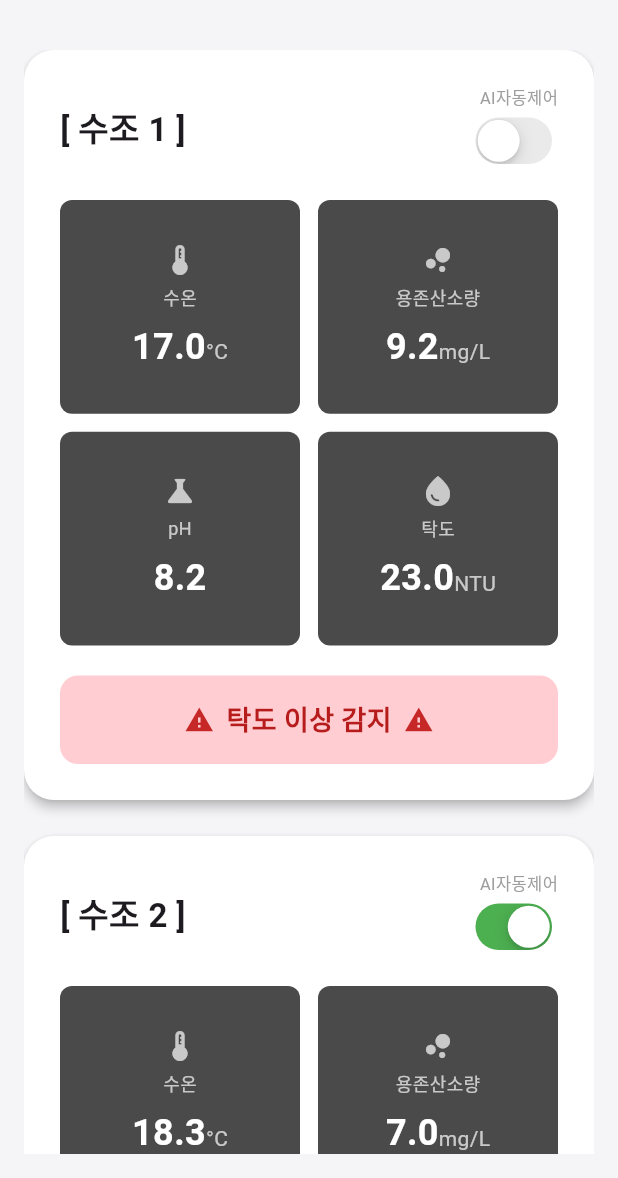
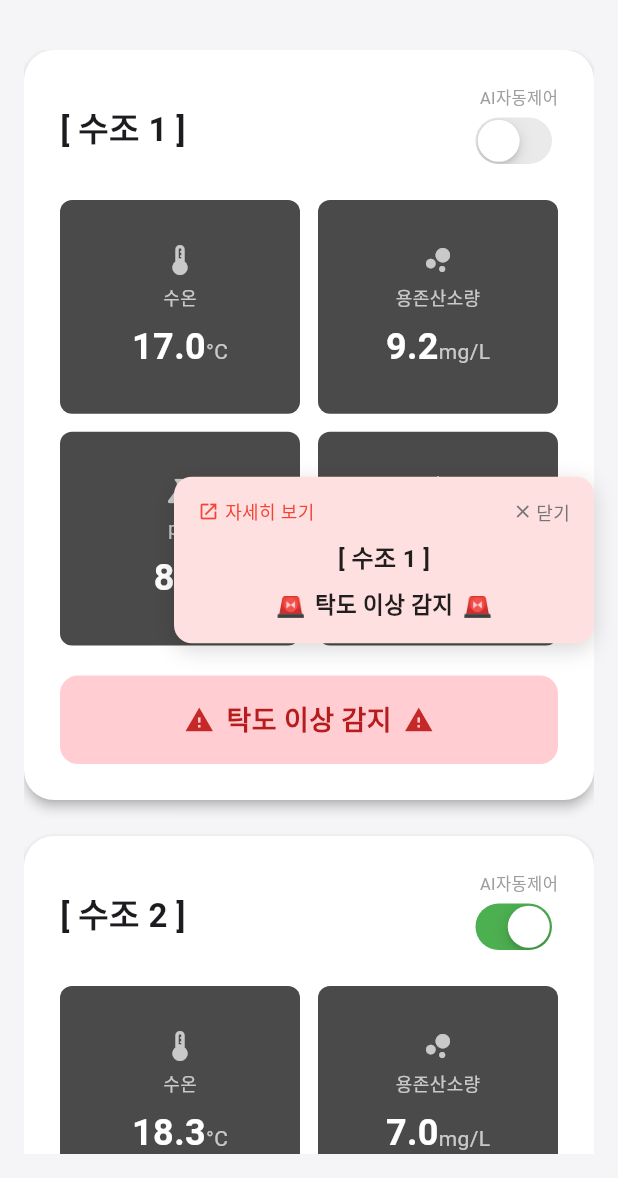
Before and after one commit to Byongho96/aquaguard, a Flutter app: the screen it shows after launch, on a phone screen of 412 x 824 dp, the part 58-1236 px from its top. Run offline on Flutter 3.47's test engine with Material 3 defaults, Android fonts, the phone set to English and light mode, and no system bars; our stand-ins replace connectivity_plus, dio, fl_chart, shared_preferences.

Commit message:
alert panel

```diff
--- a/flutter/lib/main.dart
+++ b/flutter/lib/main.dart
@@ -5,6 +5,7 @@ import 'core/theme/app_theme.dart';
 import 'providers/app_state_provider.dart';
 import 'providers/tank_provider.dart';
 import 'views/main_page.dart';
+import 'widgets/alert_notification_overlay.dart';
 
 void main() {
   WidgetsFlutterBinding.ensureInitialized();
@@ -23,6 +24,9 @@ void main() {
 class AquaGuardApp extends StatelessWidget {
   const AquaGuardApp({Key? key}) : super(key: key);
 
+  static final GlobalKey<NavigatorState> _navigatorKey =
+      GlobalKey<NavigatorState>();
+
   static const AppBarTheme _appBarTheme = AppBarTheme(
     backgroundColor: Colors.transparent,
     elevation: 0,
@@ -35,12 +39,15 @@ class AquaGuardApp extends StatelessWidget {
     return MaterialApp(
       title: 'AquaGuard Live',
       debugShowCheckedModeBanner: false,
+      navigatorKey: _navigatorKey,
       theme: ThemeData(
         primaryColor: AppTheme.cardColor,
         scaffoldBackgroundColor: AppTheme.backgroundColor,
         fontFamily: 'Roboto',
         appBarTheme: _appBarTheme,
       ),
+      builder: (context, child) =>
+          AlertNotificationOverlay(navigatorKey: _navigatorKey, child: child!),
       home: const MainPage(),
     );
   }
--- /dev/null
+++ b/flutter/lib/models/alert_model.dart
@@ -0,0 +1,16 @@
+enum AlertSeverity { warning, critical }
+
+class TankAlert {
+  final String tankId;
+  final String message;
+  final AlertSeverity severity;
+
+  const TankAlert({
+    required this.tankId,
+    required this.message,
+    required this.severity,
+  });
+
+  /// 같은 수조의 동일한 이상을 식별하는 키
+  String get key => '$tankId:$message';
+}
--- a/flutter/lib/providers/tank_provider.dart
+++ b/flutter/lib/providers/tank_provider.dart
@@ -4,6 +4,7 @@ import 'package:flutter/material.dart';
 import 'package:shared_preferences/shared_preferences.dart';
 
 import '../core/constants/app_constants.dart';
+import '../models/alert_model.dart';
 import '../models/tank_model.dart';
 import '../services/api_service.dart';
 
@@ -21,6 +22,14 @@ class TankProvider with ChangeNotifier {
   int _pollingSeconds = 1;
   PollingMode _currentMode = PollingMode.none;
   String? _currentDetailTankId;
+
+  // 항상 실행되는 백그라운드 폴링 타이머 (상세 페이지에서도 알림 감지용)
+  Timer? _backgroundTimer;
+
+  // 현재 이상이 감지된 수조별 알림 (tankId → TankAlert)
+  final Map<String, TankAlert> _currentAlerts = {};
+  // 사용자가 닫은 알림 키 (tankId:message)
+  final Set<String> _dismissedAlertKeys = {};
 
   final Map<String, String> _tankNames = <String, String>{};
   final Map<String, TankHistoryModel> _tankHistories =
@@ -41,8 +50,14 @@ class TankProvider with ChangeNotifier {
   bool get isLoading => _isLoading;
   int get pollingSeconds => _pollingSeconds;
 
+  /// 현재 활성 상태이며 아직 닫지 않은 알림 목록
+  List<TankAlert> get pendingAlerts => _currentAlerts.values
+      .where((a) => !_dismissedAlertKeys.contains(a.key))
+      .toList();
+
   TankProvider() {
     _loadLocalSettings();
+    _startBackgroundTimer();
   }
 
   // 폴링 주기 로드 (임계값은 수조 데이터 조회 시 함께 로드)
@@ -78,6 +93,7 @@ class TankProvider with ChangeNotifier {
 
   Future<void> startMainPolling() async {
     _stopTimer();
+    _stopBackgroundTimer();
     _currentMode = PollingMode.main;
 
     _isLoading = true;
@@ -117,11 +133,24 @@ class TankProvider with ChangeNotifier {
     _stopTimer();
     _currentMode = PollingMode.none;
     _currentDetailTankId = null;
+    _startBackgroundTimer();
   }
 
   void _stopTimer() {
     _pollingTimer?.cancel();
     _pollingTimer = null;
+  }
+
+  void _startBackgroundTimer() {
+    _backgroundTimer?.cancel();
+    _backgroundTimer = Timer.periodic(_pollingDuration, (_) async {
+      await _fetchAllRealtimeData();
+    });
+  }
+
+  void _stopBackgroundTimer() {
+    _backgroundTimer?.cancel();
+    _backgroundTimer = null;
   }
 
   Future<void> _fetchAllRealtimeData() async {
@@ -166,6 +195,7 @@ class TankProvider with ChangeNotifier {
       }
 
       _tanks = updatedTanks;
+      _updateAlerts();
       notifyListeners();
     } catch (e) {
       print('Main Polling Error: $e');
@@ -262,9 +292,81 @@ class TankProvider with ChangeNotifier {
     notifyListeners();
   }
 
+  // ──────────────────────────────────────────
+  // 알림 관련
+  // ──────────────────────────────────────────
+
+  void _updateAlerts() {
+    for (final TankModel tank in _tanks) {
+      final TankAlert? alert = _computeAlertForTank(tank);
+      final TankAlert? existing = _currentAlerts[tank.id];
+
+      if (alert != null) {
+        if (existing?.key != alert.key) {
+          _dismissedAlertKeys.remove(existing?.key);
+        }
+        _currentAlerts[tank.id] = alert;
+      } else {
+        if (existing != null) {
+          _dismissedAlertKeys.remove(existing.key);
+          _currentAlerts.remove(tank.id);
+        }
+      }
+    }
+  }
+
+  TankAlert? _computeAlertForTank(TankModel tank) {
+    final List<double> turbidityT = getThreshold(tank.id, 'turbidity');
+    if (tank.turbidity < turbidityT[0] || tank.turbidity > turbidityT[1]) {
+      return TankAlert(
+        tankId: tank.id,
+        message: '탁도 이상 감지',
+        severity: AlertSeverity.critical,
+      );
+    }
+
+    final List<double> tempT = getThreshold(tank.id, 'temperature');
+    if (tank.temperature < tempT[0] || tank.temperature > tempT[1]) {
+      return TankAlert(
+        tankId: tank.id,
+        message: '수온 이상 감지',
+        severity: AlertSeverity.warning,
+      );
+    }
+
+    final List<double> phT = getThreshold(tank.id, 'ph');
+    if (tank.ph < phT[0] || tank.ph > phT[1]) {
+      return TankAlert(
+        tankId: tank.id,
+        message: 'pH 이상 감지',
+        severity: AlertSeverity.warning,
+      );
+    }
+
+    final List<double> oxygenT = getThreshold(tank.id, 'oxygen');
+    if (tank.oxygen < oxygenT[0] || tank.oxygen > oxygenT[1]) {
+      return TankAlert(
+        tankId: tank.id,
+        message: '용존산소량 이상 감지',
+        severity: AlertSeverity.warning,
+      );
+    }
+
+    return null;
+  }
+
+  void dismissAlert(String tankId) {
+    final TankAlert? alert = _currentAlerts[tankId];
+    if (alert != null) {
+      _dismissedAlertKeys.add(alert.key);
+      notifyListeners();
+    }
+  }
+
   @override
   void dispose() {
     _stopTimer();
+    _stopBackgroundTimer();
     super.dispose();
   }
 }
--- /dev/null
+++ b/flutter/lib/widgets/alert_notification_overlay.dart
@@ -0,0 +1,196 @@
+import 'package:flutter/material.dart';
+import 'package:provider/provider.dart';
+
+import '../models/alert_model.dart';
+import '../providers/tank_provider.dart';
+import '../views/detail_page.dart';
+
+/// 앱 전체에 겹쳐 표시되는 이상 알림 오버레이.
+/// MaterialApp.builder 에서 감싸서 사용합니다.
+class AlertNotificationOverlay extends StatelessWidget {
+  final Widget child;
+  final GlobalKey<NavigatorState> navigatorKey;
+
+  const AlertNotificationOverlay({
+    Key? key,
+    required this.child,
+    required this.navigatorKey,
+  }) : super(key: key);
+
+  @override
+  Widget build(BuildContext context) {
+    final List<TankAlert> alerts = context.watch<TankProvider>().pendingAlerts;
+
+    return Stack(
+      children: [
+        child,
+        if (alerts.isNotEmpty)
+          Positioned(
+            right: 16,
+            top: 0,
+            bottom: 0,
+            child: Center(
+              child: Column(
+                mainAxisSize: MainAxisSize.min,
+                crossAxisAlignment: CrossAxisAlignment.end,
+                children: alerts
+                    .map(
+                      (alert) => Padding(
+                        padding: const EdgeInsets.symmetric(vertical: 6),
+                        child: _AlertCard(
+                          alert: alert,
+                          onViewDetail: () => _navigateToDetail(context, alert),
+                          onDismiss: () => context
+                              .read<TankProvider>()
+                              .dismissAlert(alert.tankId),
+                        ),
+                      ),
+                    )
+                    .toList(),
+              ),
+            ),
+          ),
+      ],
+    );
+  }
+
+  void _navigateToDetail(BuildContext context, TankAlert alert) {
+    final TankProvider provider = context.read<TankProvider>();
+    final int tankIndex = provider.tanks.indexWhere(
+      (t) => t.id == alert.tankId,
+    );
+    if (tankIndex == -1) return;
+
+    // 알림 닫기 후 상세 페이지로 이동
+    provider.dismissAlert(alert.tankId);
+
+    navigatorKey.currentState?.push(
+      MaterialPageRoute(
+        builder: (_) =>
+            DetailPage(tankId: alert.tankId, tankIndex: tankIndex + 1),
+      ),
+    );
+  }
+}
+
+class _AlertCard extends StatelessWidget {
+  final TankAlert alert;
+  final VoidCallback onViewDetail;
+  final VoidCallback onDismiss;
+
+  const _AlertCard({
+    Key? key,
+    required this.alert,
+    required this.onViewDetail,
+    required this.onDismiss,
+  }) : super(key: key);
+
+  @override
+  Widget build(BuildContext context) {
+    final bool isCritical = alert.severity == AlertSeverity.critical;
+    final TankProvider provider = context.read<TankProvider>();
+    final int tankIndex = provider.tanks.indexWhere(
+      (t) => t.id == alert.tankId,
+    );
+    final String tankName = provider.getTankName(
+      alert.tankId,
+      tankIndex == -1 ? 0 : tankIndex + 1,
+    );
+
+    final Color bgColor = isCritical
+        ? const Color(0xFFFFE0E0)
+        : const Color(0xFFFFF9C4);
+    final Color iconColor = isCritical ? Colors.red : Colors.amber.shade700;
+    final String alertEmoji = isCritical ? '🚨' : '⚠️';
+
+    return Material(
+      color: Colors.transparent,
+      child: Container(
+        width: 280,
+        padding: const EdgeInsets.symmetric(horizontal: 16, vertical: 14),
+        decoration: BoxDecoration(
+          color: bgColor,
+          borderRadius: BorderRadius.circular(12),
+          boxShadow: [
+            BoxShadow(
+              color: Colors.black.withValues(alpha: 0.15),
+              blurRadius: 12,
+              offset: const Offset(0, 4),
+            ),
+          ],
+        ),
+        child: Column(
+          mainAxisSize: MainAxisSize.min,
+          crossAxisAlignment: CrossAxisAlignment.stretch,
+          children: [
+            // 상단 버튼 행: 자세히 보기 / 닫기
+            Row(
+              mainAxisAlignment: MainAxisAlignment.spaceBetween,
+              children: [
+                GestureDetector(
+                  onTap: onViewDetail,
+                  child: Row(
+                    mainAxisSize: MainAxisSize.min,
+                    children: [
+                      Icon(Icons.open_in_new, size: 14, color: iconColor),
+                      const SizedBox(width: 4),
+                      Text(
+                        '자세히 보기',
+                        style: TextStyle(fontSize: 12, color: iconColor),
+                      ),
+                    ],
+                  ),
+                ),
+                GestureDetector(
+                  onTap: onDismiss,
+                  child: Row(
+                    mainAxisSize: MainAxisSize.min,
+                    children: [
+                      Icon(Icons.close, size: 14, color: Colors.grey[600]),
+                      const SizedBox(width: 2),
+                      Text(
+                        '닫기',
+                        style: TextStyle(fontSize: 12, color: Colors.grey[600]),
+                      ),
+                    ],
+                  ),
+                ),
+              ],
+            ),
+            const SizedBox(height: 10),
+            // 수조 이름
+            Center(
+              child: Text(
+                '[ $tankName ]',
+                style: const TextStyle(
+                  fontSize: 16,
+                  fontWeight: FontWeight.bold,
+                  color: Colors.black87,
+                ),
+              ),
+            ),
+            const SizedBox(height: 8),
+            // 이상 메시지
+            Row(
+              mainAxisAlignment: MainAxisAlignment.center,
+              children: [
+                Text(alertEmoji, style: const TextStyle(fontSize: 16)),
+                const SizedBox(width: 6),
+                Text(
+                  alert.message,
+                  style: const TextStyle(
+                    fontSize: 15,
+                    fontWeight: FontWeight.w600,
+                    color: Colors.black87,
+                  ),
+                ),
+                const SizedBox(width: 6),
+                Text(alertEmoji, style: const TextStyle(fontSize: 16)),
+              ],
+            ),
+          ],
+        ),
+      ),
+    );
+  }
+}
```
